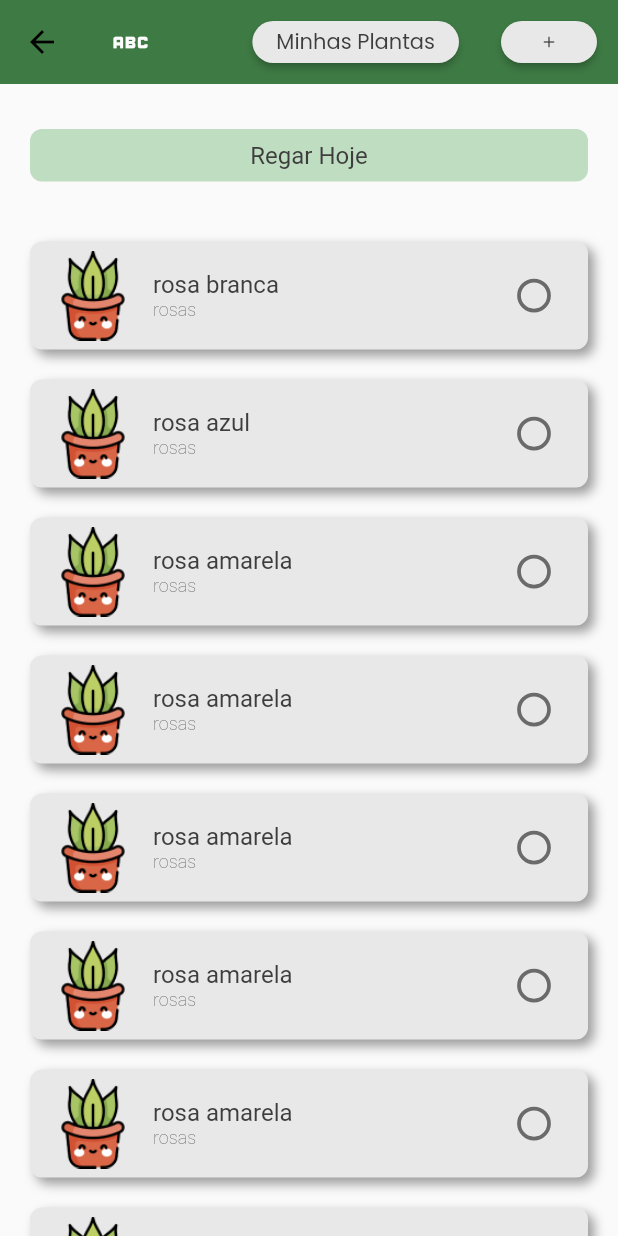
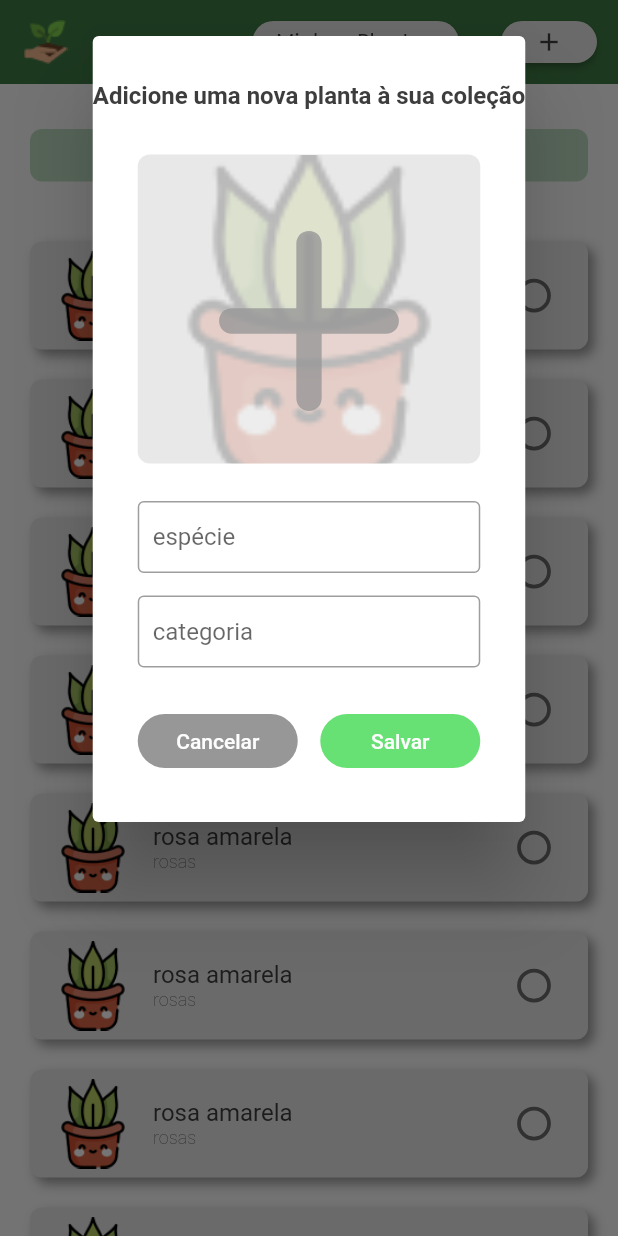
Before and after one commit to karoldm/myplants, a Flutter app: the HomeScreen screen opened directly, after a tap on the "add" icon, on a phone screen of 412 x 824 dp. Run offline on Flutter 3.47's test engine with Material 2 defaults, Android fonts, the light colour scheme and no system bars.

Commit message:
modal new plant

```diff
--- a/lib/main.dart
+++ b/lib/main.dart
@@ -34,9 +34,9 @@ class MyApp extends StatelessWidget {
       theme: ThemeData(
         primarySwatch: Colors.grey,
       ),
-        home: PlantScreen(plant: plant)
+      home: //PlantScreen(plant: plant)
           //const MyPlantsScreen(),
-        //HomeScreen(),
+          HomeScreen(),
       //const SplashScreen(),
     );
   }
--- a/lib/screens/home/HomeScreen.dart
+++ b/lib/screens/home/HomeScreen.dart
@@ -1,10 +1,11 @@
 import 'package:flutter/material.dart';
 
-import 'package:myplants/themes/FontThemes.dart';
+import '../../themes/FontThemes.dart';
 import '../../themes/ColorThemes.dart';
 
 import '../../models/PlantWater.dart';
 
+import 'NewPlantDialog.dart';
 import 'PlantWaterCard.dart';
 
 class HomeScreen extends StatefulWidget {
@@ -121,7 +122,9 @@ class _HomeScreenState extends State<HomeScreen> {
         appBar: AppBar(
             backgroundColor: ColorThemes.darkGreen,
             elevation: 0,
-            title: const Icon(Icons.abc, color: ColorThemes.light, size: 30),
+            title: Image.asset(
+              'assets/images/logo.png',
+            ),
             actions: [
               Padding(
                 padding: const EdgeInsets.all(14),
@@ -142,11 +145,11 @@ class _HomeScreenState extends State<HomeScreen> {
                     style: ElevatedButton.styleFrom(
                         shape: const StadiumBorder(),
                         backgroundColor: ColorThemes.grey),
-                    onPressed: newPlant,
+                    onPressed: () => showNewPlantDialog(context),
                     child: const Icon(
                       Icons.add,
                       color: ColorThemes.dark,
-                      size: 12,
+                      size: 20,
                     )),
               )
             ]),
@@ -196,6 +199,4 @@ class _HomeScreenState extends State<HomeScreen> {
   }
 }
 
-void newPlant() {}
-
 void myPlants() {}
--- /dev/null
+++ b/lib/screens/home/NewPlantDialog.dart
@@ -0,0 +1,129 @@
+import 'package:flutter/material.dart';
+
+import '../../themes/ColorThemes.dart';
+
+void showNewPlantDialog(BuildContext context) {
+  TextEditingController _especieController = TextEditingController();
+  TextEditingController _categoryController = TextEditingController();
+
+  MediaQueryData media = MediaQuery.of(context);
+
+  showDialog(
+      context: context,
+      builder: (BuildContext context) {
+        return SingleChildScrollView(
+          child: AlertDialog(
+            titlePadding:
+                const EdgeInsets.symmetric(vertical: 30, horizontal: 0),
+            actionsPadding: const EdgeInsets.fromLTRB(30, 0, 30, 30),
+            actionsAlignment: MainAxisAlignment.center,
+            title: const Text('Adicione uma nova planta à sua coleção',
+                textAlign: TextAlign.center,
+                style: TextStyle(
+                    color: ColorThemes.dark,
+                    fontSize: 16,
+                    fontWeight: FontWeight.w600)),
+            actions: [
+              Column(
+                crossAxisAlignment: CrossAxisAlignment.stretch,
+                children: [
+                  Container(
+                      height: media.size.width * 0.5,
+                      decoration: const BoxDecoration(
+                          borderRadius: BorderRadius.all(Radius.circular(8)),
+                          color: ColorThemes.grey,
+                          image: DecorationImage(
+                              image: AssetImage(
+                                  'assets/images/defaultPlantImage.png'),
+                              opacity: 0.2,
+                              fit: BoxFit.cover)),
+                      child: IconButton(
+                          onPressed: () {
+                            print('image pressed');
+                          },
+                          icon: Icon(
+                            Icons.add_rounded,
+                            color: ColorThemes.darkGrey.withOpacity(0.8),
+                            size: media.size.width * 0.5,
+                          ))),
+                  const SizedBox(
+                    height: 25,
+                  ),
+                  TextField(
+                      style: const TextStyle(fontSize: 16),
+                      decoration: const InputDecoration(
+                          contentPadding: EdgeInsets.fromLTRB(10, 0, 10, 0),
+                          hintText: 'espécie',
+                          hintStyle: TextStyle(fontSize: 16),
+                          border: OutlineInputBorder(),
+                          focusColor: ColorThemes.dark),
+                      controller: _especieController,
+                      onChanged: (value) {
+                        print(value);
+                      }),
+                  const SizedBox(
+                    height: 15,
+                  ),
+                  TextField(
+                      style: const TextStyle(fontSize: 16),
+                      decoration: const InputDecoration(
+                          contentPadding: EdgeInsets.fromLTRB(10, 0, 10, 0),
+                          hintText: 'categoria',
+                          hintStyle: TextStyle(fontSize: 16),
+                          border: OutlineInputBorder(),
+                          focusColor: ColorThemes.dark),
+                      controller: _categoryController,
+                      onChanged: (value) {
+                        print(value);
+                      }),
+                  const SizedBox(
+                    height: 25,
+                  ),
+                  Row(
+                    children: [
+                      Expanded(
+                        child: ElevatedButton(
+                          onPressed: () {
+                            Navigator.pop(context);
+                          },
+                          style: ElevatedButton.styleFrom(
+                              backgroundColor: ColorThemes.darkGrey,
+                              elevation: 0,
+                              shape: const StadiumBorder()),
+                          child: const Text(
+                            'Cancelar',
+                            style: TextStyle(
+                                color: ColorThemes.light,
+                                fontSize: 14,
+                                fontWeight: FontWeight.w500),
+                          ),
+                        ),
+                      ),
+                      const SizedBox(
+                        width: 15,
+                      ),
+                      Expanded(
+                        child: ElevatedButton(
+                          onPressed: () {},
+                          style: ElevatedButton.styleFrom(
+                              backgroundColor: ColorThemes.mediumGreen,
+                              elevation: 0,
+                              shape: const StadiumBorder()),
+                          child: const Text(
+                            'Salvar',
+                            style: TextStyle(
+                                color: ColorThemes.light,
+                                fontSize: 14,
+                                fontWeight: FontWeight.w500),
+                          ),
+                        ),
+                      )
+                    ],
+                  )
+                ],
+              )
+            ],
+          ),
+        );
+      });
+}
--- a/lib/screens/plant/PlantScreen.dart
+++ b/lib/screens/plant/PlantScreen.dart
@@ -1,12 +1,11 @@
 import 'package:flutter/material.dart';
+
+import 'package:myplants/themes/ColorThemes.dart';
 
 import 'package:myplants/models/Plant.dart';
 
-import 'package:myplants/screens/plant/WeekDayButton.dart';
+import 'WeekDayButton.dart';
 import 'DeletePlantDialog.dart';
-
-import 'package:myplants/themes/ColorThemes.dart';
-
 import 'EditPlantDialog.dart';
 
 class PlantScreen extends StatefulWidget {
@@ -243,6 +242,4 @@ class _PlantScreenState extends State<PlantScreen> {
   }
 }
 
-void editPlant() {}
-
 void back() {}
```
Lines whose indentation alone changed are shown as unchanged.
